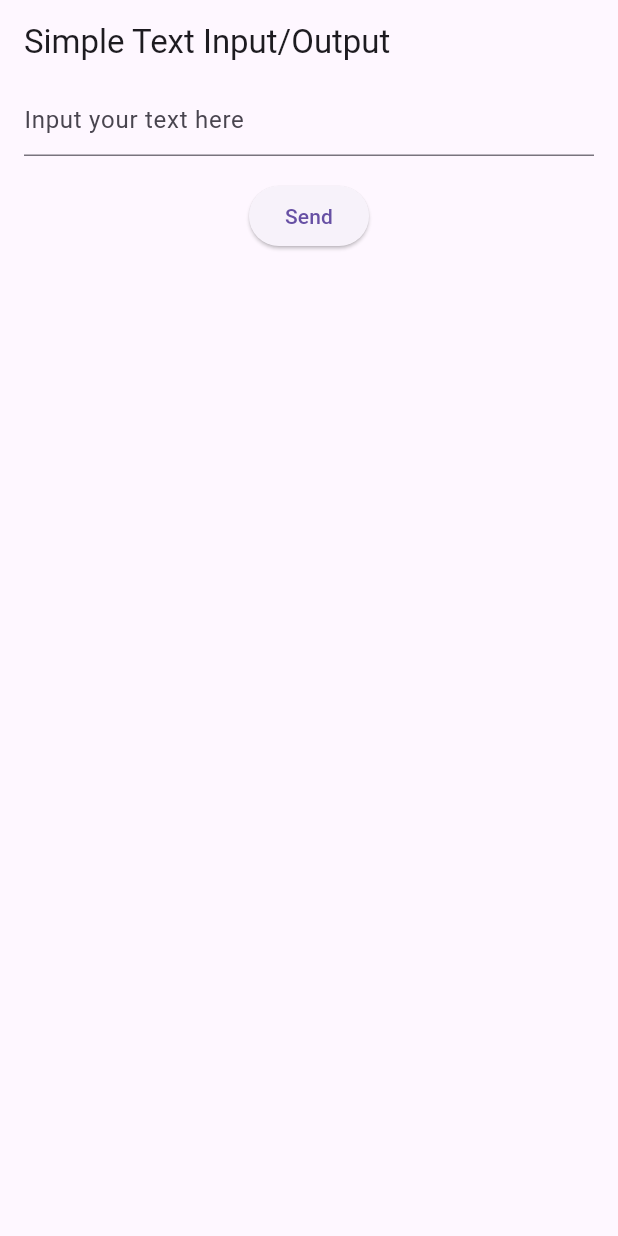
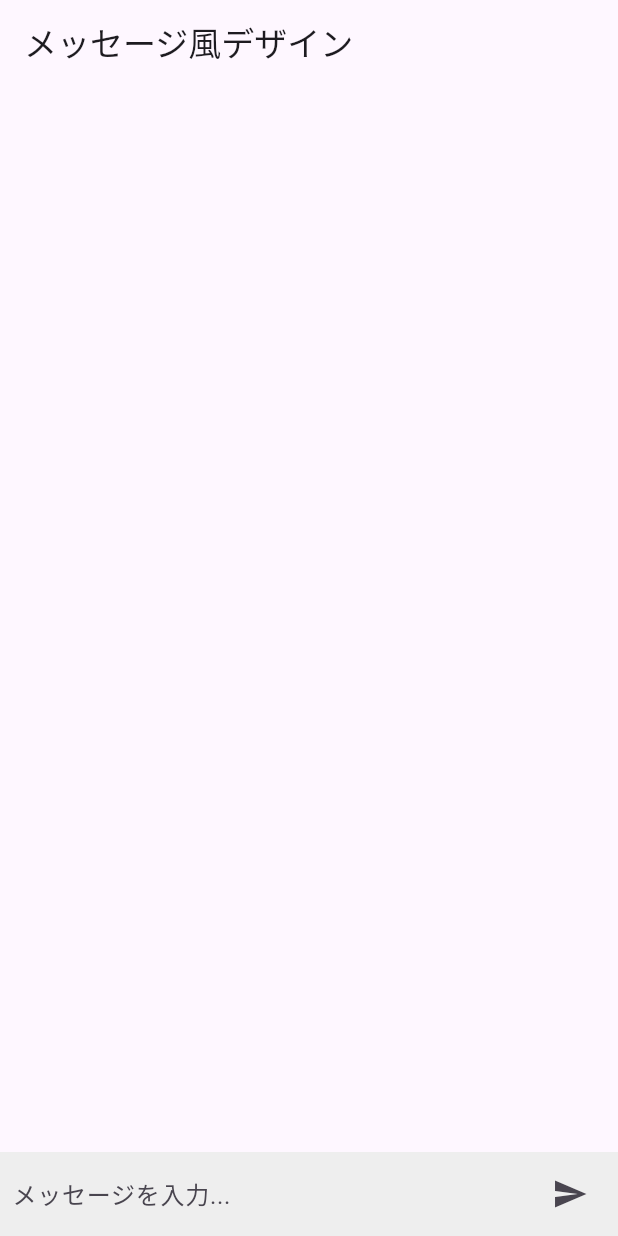
Before and after one commit to gratachu/flutter_spike, a Flutter app: the screen it shows after launch, on a phone screen of 412 x 824 dp. Run offline on Flutter 3.47's test engine with Material 3 defaults, Android fonts, the phone set to English and light mode, and no system bars.

Commit message:
update: design

```diff
--- a/lib/main.dart
+++ b/lib/main.dart
@@ -1,77 +1,118 @@
 import 'package:flutter/material.dart';
 
-// エントリーポイント
 void main() {
-  runApp(const SimpleTextApp());
+  runApp(const SimpleChat());
 }
 
-class SimpleTextApp extends StatelessWidget {
-  const SimpleTextApp({Key? key}) : super(key: key);
+class SimpleChat extends StatelessWidget {
+  const SimpleChat({Key? key}) : super(key: key);
 
   @override
   Widget build(BuildContext context) {
     return MaterialApp(
-      title: 'Simple Text Input/Output',
-      theme: ThemeData(primarySwatch: Colors.blueGrey),
-      home: const TextPage(),
+      title: 'Simple Chat',
+      theme: ThemeData(
+        primarySwatch: Colors.blueGrey,
+      ),
+      home: const ChatPage(),
     );
   }
 }
 
-class TextPage extends StatefulWidget {
-  const TextPage({Key? key}) : super(key: key);
+class ChatPage extends StatefulWidget {
+  const ChatPage({Key? key}) : super(key: key);
 
   @override
-  State<TextPage> createState() => _TextPageState();
+  State<ChatPage> createState() => _ChatPageState();
 }
 
-class _TextPageState extends State<TextPage> {
-  // 入力されたテキストを保持するcontroller
+class _ChatPageState extends State<ChatPage> {
+  // 入力されたテキストを保持するコントローラ
   final TextEditingController _controller = TextEditingController();
 
-  // 表示敵をスト保持する変数
-  String _displayText = '';
+  // 複数のメッセージを管理するため、Listを用意
+  final List<String> _messages = [];
 
-  // ボタン押下時の処理
+  // 送信ボタン押下時の処理
   void _onSendButtonPressed() {
+    final text = _controller.text.trim();
+    if (text.isEmpty) return; // 空の入力はスルー
+
     setState(() {
-      // controllerに入力されたテキストを取得し、表示テキストに設定
-      _displayText = _controller.text;
+      // 新しいメッセージをリストに追加
+      _messages.add(text);
     });
 
+    // 送信後は入力欄をクリア
     _controller.clear();
   }
 
   @override
   Widget build(BuildContext context) {
     return Scaffold(
+      // AppBarにタイトルを表示
       appBar: AppBar(
-        title: const Text('Simple Text Input/Output'),
+        title: const Text('メッセージ風デザイン'),
       ),
-      body: Padding(
-          padding: const EdgeInsets.symmetric(horizontal: 16),
-          child: Column(
-            children: [
-              TextField(
-                  controller: _controller,
-                  decoration:
-                      const InputDecoration(hintText: 'Input your text here')),
-              const SizedBox(height: 16),
+      // Columnの上に「メッセージ表示部分」、下に「入力部分」
+      body: Column(
+        children: [
+          // 1. メッセージ一覧
+          Expanded(
+            child: ListView.builder(
+              padding: const EdgeInsets.symmetric(vertical: 8, horizontal: 12),
+              itemCount: _messages.length,
+              itemBuilder: (context, index) {
+                final message = _messages[index];
+                return _buildMessageBubble(message);
+              },
+            ),
+          ),
 
-              // 送信ボタン
-              ElevatedButton(
-                onPressed: _onSendButtonPressed,
-                child: const Text('Send'),
-              ),
-              const SizedBox(height: 16),
+          // 2. 入力欄 + 送信ボタン
+          Container(
+            color: Colors.grey[200],
+            padding: const EdgeInsets.symmetric(horizontal: 8, vertical: 4),
+            child: Row(
+              children: [
+                // テキストフィールド
+                Expanded(
+                  child: TextField(
+                    controller: _controller,
+                    decoration: const InputDecoration(
+                      hintText: 'メッセージを入力...',
+                      border: InputBorder.none,
+                    ),
+                  ),
+                ),
+                // 送信ボタン
+                IconButton(
+                  onPressed: _onSendButtonPressed,
+                  icon: const Icon(Icons.send),
+                )
+              ],
+            ),
+          ),
+        ],
+      ),
+    );
+  }
 
-              // 表示部分
-              Text(
-                _displayText,
-                style: const TextStyle(fontSize: 20),
-              )
-            ],
-          )),
+  // 吹き出し(バブル)部分をWidgetに分離
+  Widget _buildMessageBubble(String message) {
+    return Align(
+      // 今はすべて右寄せ。送信者・受信者で左右分けたければ条件分岐などを活用
+      alignment: Alignment.centerRight,
+      child: Container(
+        // マージンやパディングを調整して吹き出しっぽく
+        margin: const EdgeInsets.symmetric(vertical: 4, horizontal: 8),
+        padding: const EdgeInsets.all(12),
+        decoration: BoxDecoration(
+          color: Colors.blue[100],
+          borderRadius: BorderRadius.circular(12),
+        ),
+        child: Text(message),
+      ),
     );
   }
 }
```
